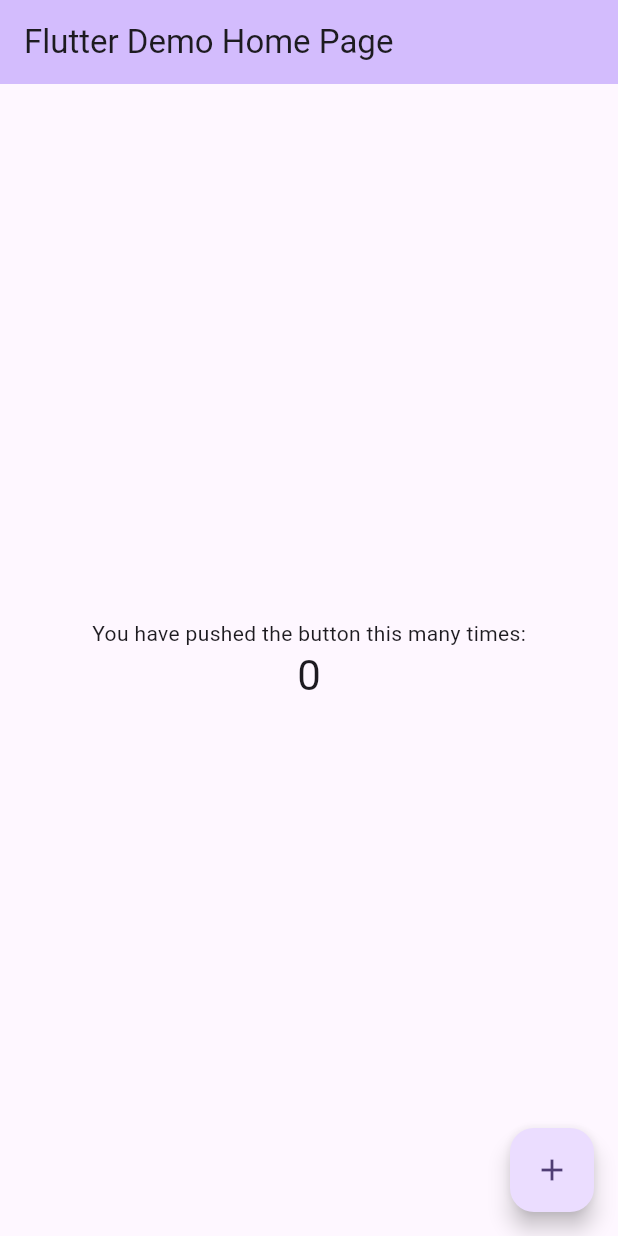
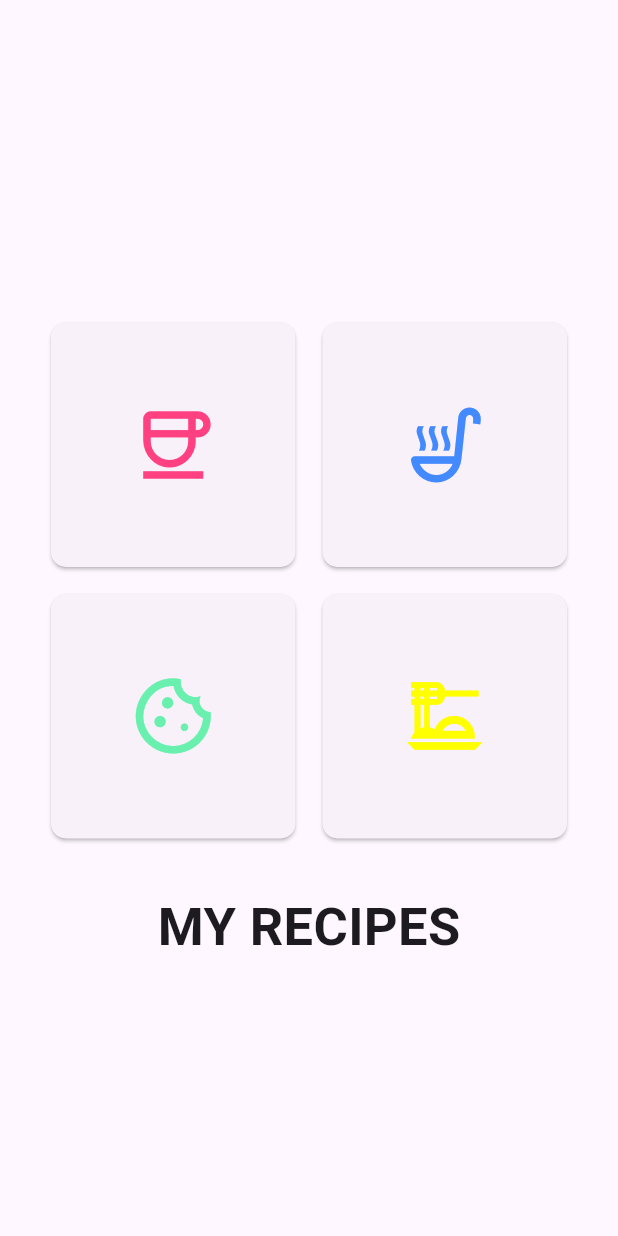
Before and after one commit to mgmeza11/RecipeProject, a Flutter app: the screen it shows after launch, on a phone screen of 412 x 824 dp. Run offline on Flutter 3.47's test engine with Material 3 defaults, Android fonts, the light colour scheme and no system bars; our stand-ins replace flutter_riverpod, sqflite; accounts and stored records are empty.

Commit message:
Create datasources

```diff
--- /dev/null
+++ b/lib/datasources/RecipeDatasource.dart
@@ -0,0 +1,34 @@
+import 'package:recipes_project/models/Recipe.dart';
+import 'package:recipes_project/utils/DatabaseUtils.dart';
+
+import '../services/DatabaseHelper.dart';
+
+class RecipeDatasource{
+
+  final DatabaseHelper databaseHelper;
+
+  RecipeDatasource(this.databaseHelper);
+
+  Future<void> insert(Recipe recipe) async {
+    await databaseHelper.add(RECIPES_TABLENAME, recipe.toMap());
+  }
+
+  Future<void> update (Recipe recipe) async {
+    await databaseHelper.update(RECIPES_TABLENAME, recipe.toMap());
+  }
+
+  Future<void> delete (Recipe recipe) async {
+    await databaseHelper.delete(RECIPES_TABLENAME, recipe.id!!);
+  }
+
+  Future<List<Recipe>> getAll() async {
+    final data = await databaseHelper.getAll(RECIPES_TABLENAME);
+    return data.map((item) => Recipe.fromMap(item)).toList();
+  }
+
+  Future<List<Recipe>> getFilteredList(String where, List<Object> whereArgs) async {
+    final data = await databaseHelper.getWhere(RECIPES_TABLENAME, where, whereArgs);
+    return data.map((item) => Recipe.fromMap(item)).toList();
+  }
+
+}
--- a/lib/main.dart
+++ b/lib/main.dart
@@ -1,7 +1,10 @@
 import 'package:flutter/material.dart';
+import 'package:flutter_riverpod/flutter_riverpod.dart';
+import 'package:recipes_project/screens/SplashScreen.dart';
+
 
 void main() {
-  runApp(const MyApp());
+  runApp(const ProviderScope(child: MyApp()));
 }
 
 class MyApp extends StatelessWidget {
@@ -13,113 +16,11 @@ class MyApp extends StatelessWidget {
     return MaterialApp(
       title: 'Flutter Demo',
       theme: ThemeData(
-        // This is the theme of your application.
-        //
-        // TRY THIS: Try running your application with "flutter run". You'll see
-        // the application has a blue toolbar. Then, without quitting the app,
-        // try changing the seedColor in the colorScheme below to Colors.green
-        // and then invoke "hot reload" (save your changes or press the "hot
-        // reload" button in a Flutter-supported IDE, or press "r" if you used
-        // the command line to start the app).
-        //
-        // Notice that the counter didn't reset back to zero; the application
-        // state is not lost during the reload. To reset the state, use hot
-        // restart instead.
-        //
-        // This works for code too, not just values: Most code changes can be
-        // tested with just a hot reload.
         colorScheme: ColorScheme.fromSeed(seedColor: Colors.deepPurple),
         useMaterial3: true,
       ),
-      home: const MyHomePage(title: 'Flutter Demo Home Page'),
+      debugShowCheckedModeBanner: false,
+      home: SplashScreen(),
     );
   }
 }
-
-class MyHomePage extends StatefulWidget {
-  const MyHomePage({super.key, required this.title});
-
-  // This widget is the home page of your application. It is stateful, meaning
-  // that it has a State object (defined below) that contains fields that affect
-  // how it looks.
-
-  // This class is the configuration for the state. It holds the values (in this
-  // case the title) provided by the parent (in this case the App widget) and
-  // used by the build method of the State. Fields in a Widget subclass are
-  // always marked "final".
-
-  final String title;
-
-  @override
-  State<MyHomePage> createState() => _MyHomePageState();
-}
-
-class _MyHomePageState extends State<MyHomePage> {
-  int _counter = 0;
-
-  void _incrementCounter() {
-    setState(() {
-      // This call to setState tells the Flutter framework that something has
-      // changed in this State, which causes it to rerun the build method below
-      // so that the display can reflect the updated values. If we changed
-      // _counter without calling setState(), then the build method would not be
-      // called again, and so nothing would appear to happen.
-      _counter++;
-    });
-  }
-
-  @override
-  Widget build(BuildContext context) {
-    // This method is rerun every time setState is called, for instance as done
-    // by the _incrementCounter method above.
-    //
-    // The Flutter framework has been optimized to make rerunning build methods
-    // fast, so that you can just rebuild anything that needs updating rather
-    // than having to individually change instances of widgets.
-    return Scaffold(
-      appBar: AppBar(
-        // TRY THIS: Try changing the color here to a specific color (to
-        // Colors.amber, perhaps?) and trigger a hot reload to see the AppBar
-        // change color while the other colors stay the same.
-        backgroundColor: Theme.of(context).colorScheme.inversePrimary,
-        // Here we take the value from the MyHomePage object that was created by
-        // the App.build method, and use it to set our appbar title.
-        title: Text(widget.title),
-      ),
-      body: Center(
-        // Center is a layout widget. It takes a single child and positions it
-        // in the middle of the parent.
-        child: Column(
-          // Column is also a layout widget. It takes a list of children and
-          // arranges them vertically. By default, it sizes itself to fit its
-          // children horizontally, and tries to be as tall as its parent.
-          //
-          // Column has various properties to control how it sizes itself and
-          // how it positions its children. Here we use mainAxisAlignment to
-          // center the children vertically; the main axis here is the vertical
-          // axis because Columns are vertical (the cross axis would be
-          // horizontal).
-          //
-          // TRY THIS: Invoke "debug painting" (choose the "Toggle Debug Paint"
-          // action in the IDE, or press "p" in the console), to see the
-          // wireframe for each widget.
-          mainAxisAlignment: MainAxisAlignment.center,
-          children: <Widget>[
-            const Text(
-              'You have pushed the button this many times:',
-            ),
-            Text(
-              '$_counter',
-              style: Theme.of(context).textTheme.headlineMedium,
-            ),
-          ],
-        ),
-      ),
-      floatingActionButton: FloatingActionButton(
-        onPressed: _incrementCounter,
-        tooltip: 'Increment',
-        child: const Icon(Icons.add),
-      ), // This trailing comma makes auto-formatting nicer for build methods.
-    );
-  }
-}
--- /dev/null
+++ b/lib/repository/RecipeRepository.dart
@@ -0,0 +1,3 @@
+class RecipeRepository {
+
+}
--- /dev/null
+++ b/lib/screens/SplashScreen.dart
@@ -0,0 +1,23 @@
+import 'package:flutter/cupertino.dart';
+import 'package:flutter/material.dart';
+import 'package:recipes_project/widgets/MainIconWidget.dart';
+
+class SplashScreen extends StatelessWidget{
+  @override
+  Widget build(BuildContext context) {
+    // TODO: implement build
+    return Scaffold(
+      body: Center(
+        child: Column(
+          mainAxisSize: MainAxisSize.min,
+          mainAxisAlignment: MainAxisAlignment.center,
+          crossAxisAlignment: CrossAxisAlignment.center,
+          children: [
+            MainIconWidget(),
+            const Text("MY RECIPES", style: TextStyle(fontSize: 35, fontWeight: FontWeight.bold),)
+          ],
+        ),
+      )
+    );
+  }
+}
--- a/lib/utils/Categories.dart
+++ b/lib/utils/Categories.dart
@@ -1,11 +1,15 @@
+import 'package:flutter/material.dart';
+
 enum Category{
-  breakfast(code: "BREAKFAST", name: "Desayuno"),
-  lunch(code: "LUNCH", name: "Almuerzo"),
-  snack(code: "SNACK", name: "Merienda"),
-  dinner(code: "DINNER", name: "Cena");
+  breakfast(code: "BREAKFAST", name: "Desayuno", icon: Icons.coffee_outlined, color: Colors.pinkAccent),
+  lunch(code: "LUNCH", name: "Almuerzo", icon: Icons.soup_kitchen_outlined, color: Colors.blueAccent),
+  snack(code: "SNACK", name: "Merienda", icon: Icons.cookie_outlined, color: Colors.greenAccent),
+  dinner(code: "DINNER", name: "Cena", icon: Icons.dinner_dining_outlined, color: Colors.yellowAccent);
 
   final String code;
   final String name;
+  final IconData icon;
+  final Color color;
 
-  const Category({required this.code, required this.name});
+  const Category({required this.code, required this.name, required this.icon, required this.color});
 }
--- a/lib/utils/DatabaseUtils.dart
+++ b/lib/utils/DatabaseUtils.dart
@@ -1,6 +1,6 @@
 const String DATABASE_NAME = "recipes_database.db";
-const String CATEGORIES_TABLENAME = "categories";
 const String RECIPES_TABLENAME = "recipes";
 const String STEPS_TABLENAME = "steps";
 const String TAGS_TABLENAME = "tags";
 const String INGREDIENTS_TABLENAME = "ingredients";
+const String TAG_RECIPE_TABLENAME ="tags_recipes";
--- /dev/null
+++ b/lib/widgets/MainIconWidget.dart
@@ -0,0 +1,36 @@
+import 'package:flutter/cupertino.dart';
+import 'package:flutter/material.dart';
+import 'package:recipes_project/utils/Categories.dart';
+
+class MainIconWidget extends StatelessWidget{
+  @override
+  Widget build(BuildContext context) {
+    var categoriesList = Category.values;
+    return GridView.count(
+      crossAxisCount: 2,
+      crossAxisSpacing: 10,
+      mainAxisSpacing: 10,
+      shrinkWrap: true,
+      padding: const EdgeInsets.all(30),
+      children: List.generate(categoriesList.length, (index) =>
+          MainIconItemWidget(category: categoriesList[index])
+      ),
+    );
+  }
+
+}
+
+class MainIconItemWidget extends StatelessWidget {
+  final Category category;
+  const MainIconItemWidget({super.key, required this.category});
+  @override
+  Widget build(BuildContext context) {
+    return Card(
+      shape: RoundedRectangleBorder(borderRadius: BorderRadius.circular(10.0)),
+      child: Center(
+        child: Icon(category.icon, size: 60, color: category.color,)
+      ),
+    );
+  }
+
+}
--- a/pubspec.yaml
+++ b/pubspec.yaml
@@ -31,6 +31,7 @@ dependencies:
   flutter:
     sdk: flutter
   sqflite: ^2.3.2
+  flutter_riverpod: ^2.0.0
 
 
   # The following adds the Cupertino Icons font to your application.
```
Also changed, not shown: lib/datasources/IngredientsDatasource.dart (added, +23 -0 lines), lib/datasources/RecipeTagDatasource.dart (added, +27 -0 lines), lib/datasources/StepDatasource.dart (added, +28 -0 lines), lib/datasources/TagDatasource.dart (added, +23 -0 lines), lib/models/Ingredients.dart (+16 -3 lines), lib/models/Recipe.dart (+13 -2 lines), lib/models/RecipeTag.dart (+10 -2 lines), lib/models/Step.dart (+10 -1 lines), lib/models/Tag.dart (+7 -0 lines), lib/services/DatabaseHelper.dart (added, +83 -0 lines), pubspec.lock.
